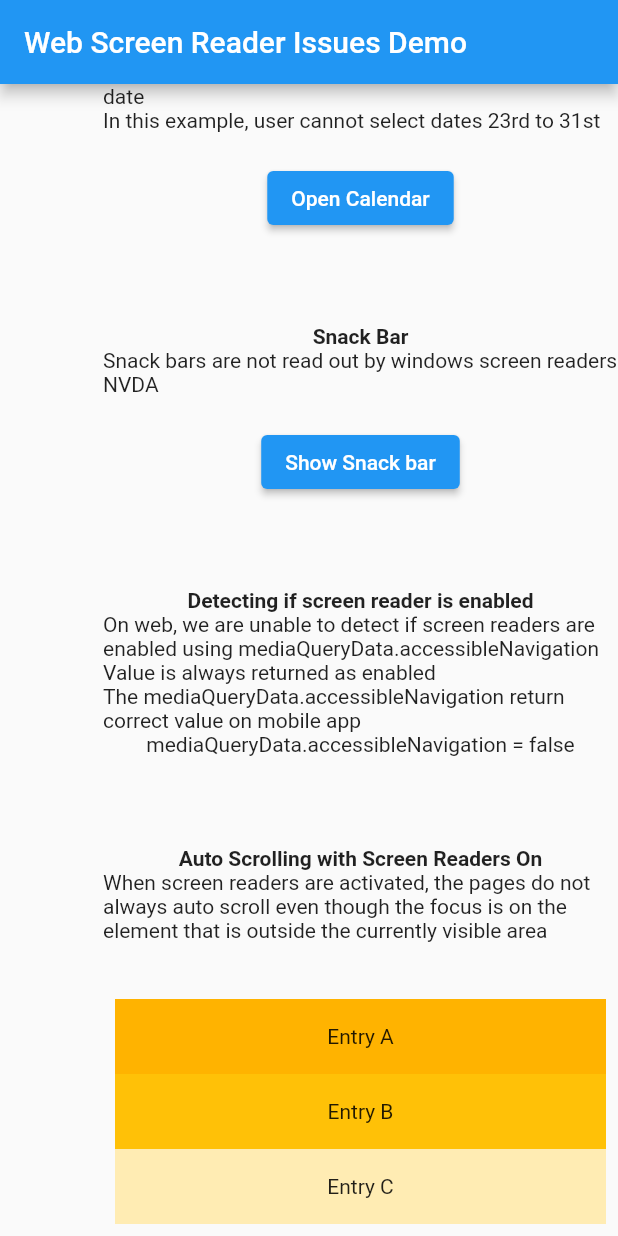
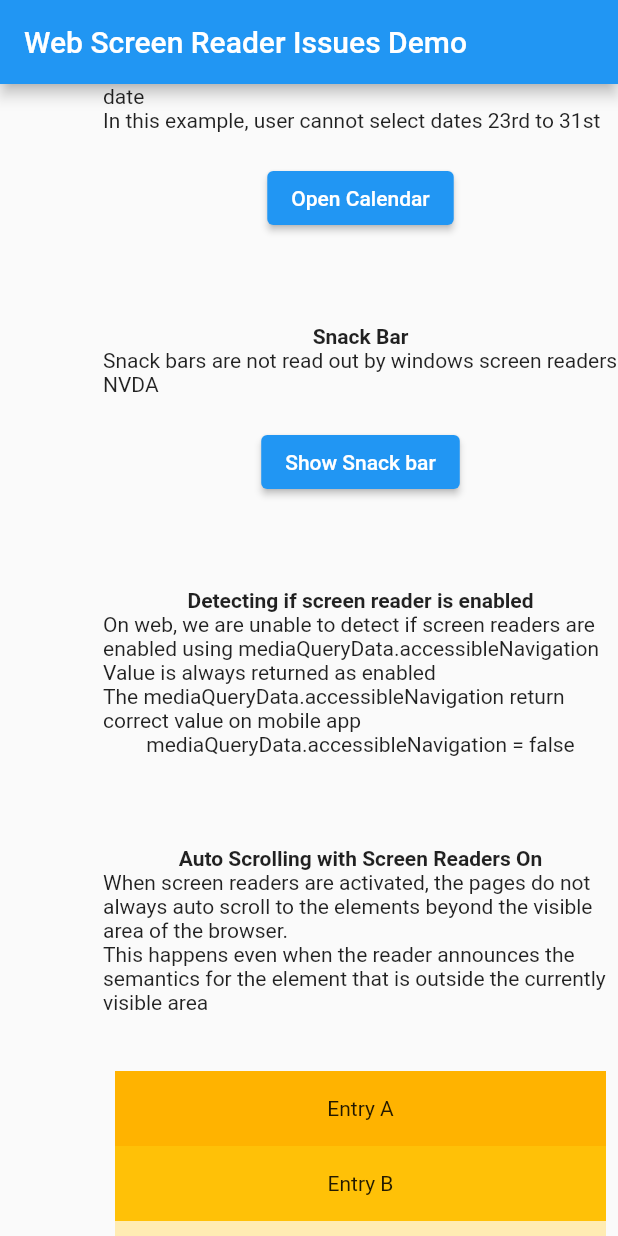
Before and after one commit to mfdcoder/flutter-form-voiceover, a Flutter app: the screen it shows after launch, scrolled down 936 dp, on a phone screen of 412 x 824 dp. Run offline on Flutter 3.47's test engine with Material 2 defaults, Android fonts, the phone set to English and light mode, and no system bars; statements that could not run were skipped.

```diff
--- a/lib/main.dart
+++ b/lib/main.dart
@@ -466,7 +466,7 @@ class _MyHomePageState extends State<MyHomePage> {
                       Text('Auto Scrolling with Screen Readers On',
                           style: TextStyle(fontWeight: FontWeight.w700)),
                       Text(
-                          'When screen readers are activated, the pages do not always auto scroll even though the focus is on the element that is outside the currently visible area'),
+                          'When screen readers are activated, the pages do not always auto scroll to the elements beyond the visible area of the browser. \nThis happens even when the reader announces the semantics for the element that is outside the currently visible area'),
                     ],
                   ),
                 ),
```
Also changed, not shown: 1 other file.
